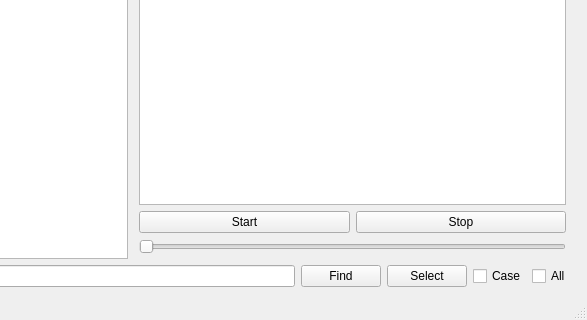
Old version of the form mainwindow.ui in the repository Rolloke/GUI-Apps; both pictures show x 325 to 912 and y 203 to 523 of the 912 by 523 pixel window.
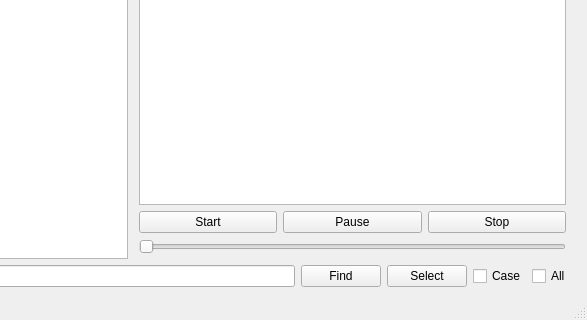
New version of the form.

Commit message: implemented menu for toolbar button improved RaspiMediaList

What changed in the file:
```diff
--- a/mainwindow.ui
+++ b/mainwindow.ui
@@ -135,6 +135,16 @@
               <property name="text">
                <string>Start</string>
               </property>
+              <property name="checkable">
+               <bool>true</bool>
+              </property>
+             </widget>
+            </item>
+            <item>
+             <widget class="QPushButton" name="pushButtonPause">
+              <property name="text">
+               <string>Pause</string>
+              </property>
              </widget>
             </item>
             <item>
@@ -154,6 +164,9 @@
               <property name="text">
                <string>Stop</string>
               </property>
+              <property name="checkable">
+               <bool>true</bool>
+              </property>
              </widget>
             </item>
            </layout>
```
The commit also changes 2 other files.
